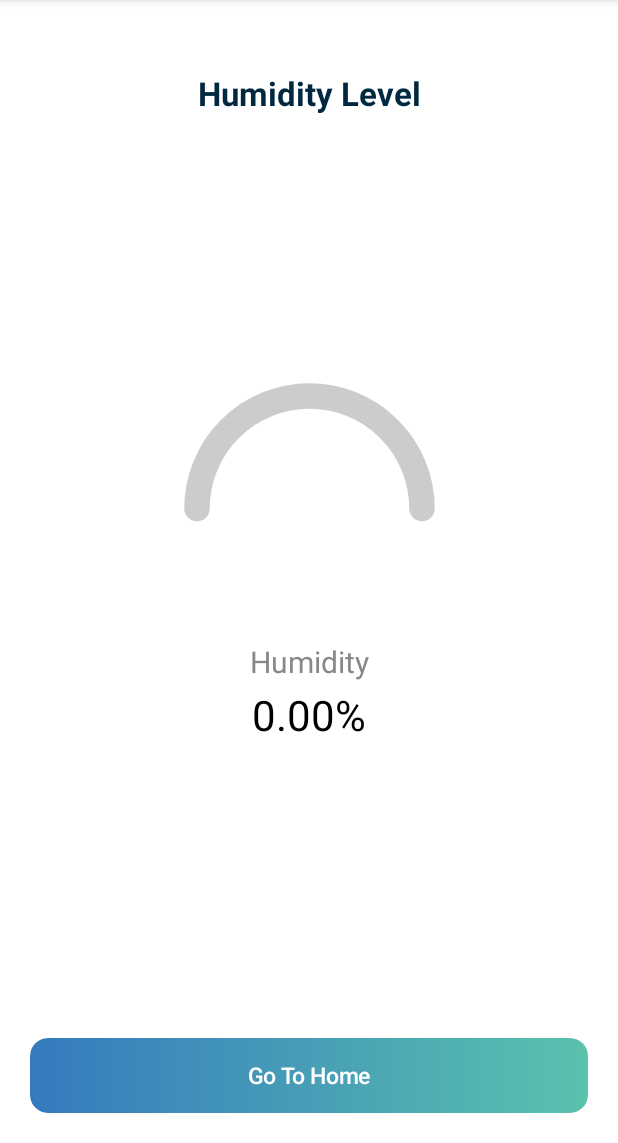
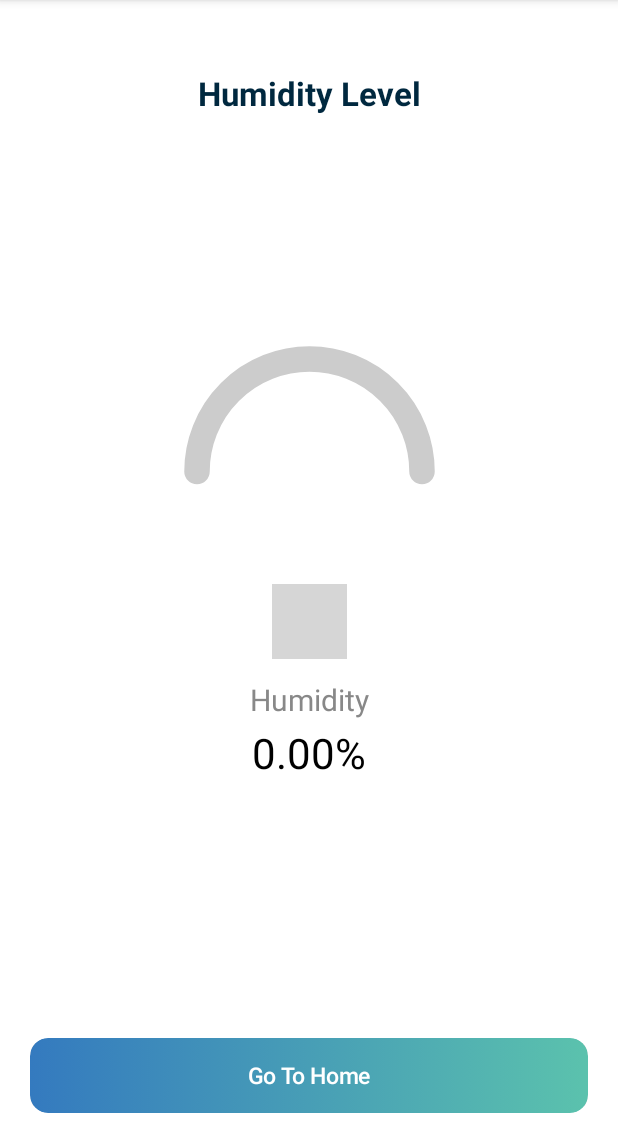
Before and after one commit to AmnaMansha/IOT_Project, an Android app built with Jetpack Compose: the CurrentHumidityActivity screen opened directly, with no data from a screen before it, on a phone screen of 412 x 824 dp, the part 93-1236 px from its top. Run offline under Robolectric (Android 15) with nearby library versions, the phone set to English and light mode, and no system bars; grey boxes are pictures that could not be loaded.

Commit message:
Update CurrentHumidityActivity.kt

```diff
--- a/Android/SmartWaterManagement_Android/SmartWaterManagementSystem/app/src/main/java/com/example/smartwatermanagement/CurrentHumidityActivity.kt
+++ b/Android/SmartWaterManagement_Android/SmartWaterManagementSystem/app/src/main/java/com/example/smartwatermanagement/CurrentHumidityActivity.kt
@@ -6,6 +6,7 @@ import android.os.Bundle
 import androidx.activity.ComponentActivity
 import androidx.activity.compose.setContent
 import androidx.compose.foundation.Canvas
+import androidx.compose.foundation.Image
 import androidx.compose.foundation.background
 import androidx.compose.foundation.layout.*
 import androidx.compose.foundation.shape.RoundedCornerShape
@@ -21,6 +22,7 @@ import androidx.compose.ui.graphics.StrokeCap
 import androidx.compose.ui.graphics.drawscope.Stroke
 import androidx.compose.ui.platform.LocalContext
 import androidx.compose.ui.res.colorResource
+import androidx.compose.ui.res.painterResource
 import androidx.compose.ui.text.TextStyle
 import androidx.compose.ui.text.font.FontWeight
 import androidx.compose.ui.text.style.TextAlign
@@ -152,6 +154,11 @@ class CurrentHumidityActivity : ComponentActivity() {
                 progressColor = colorResource(id = R.color.dark_blue),
                 strokeWidth = 17.dp
             )
+            Image(
+                painter = painterResource(id = R.drawable.humidity_new), // Replace with your actual drawable resource ID
+                contentDescription = "Temperature Icon",
+                modifier = Modifier.size(50.dp) // You can adjust the icon size here
+            )
 
             Spacer(modifier = Modifier.height(16.dp))
 
```
